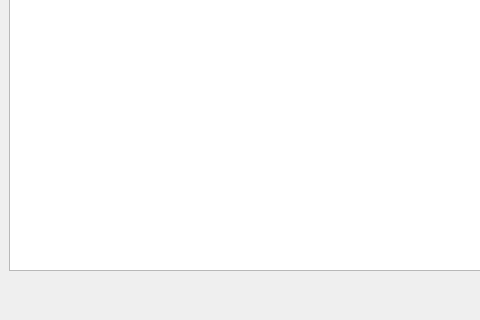
The window that src/ui/icpViewDataDialog.ui (layup/LIMS) describes before a commit, drawn with Qt 5; both pictures show x 0 to 480 and y 202 to 522 of the 808 by 522 pixel window.
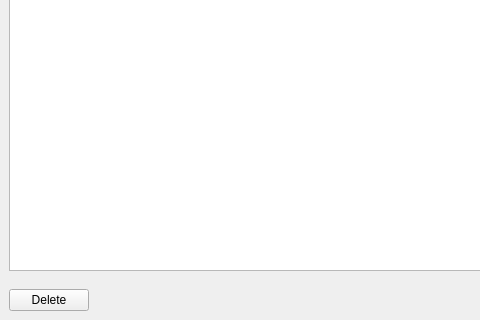
The same window after the commit.

Patch:
```diff
--- a/src/ui/icpViewDataDialog.ui
+++ b/src/ui/icpViewDataDialog.ui
@@ -160,6 +160,13 @@
         </size>
        </property>
        <layout class="QHBoxLayout" name="horizontalLayout">
+        <item>
+         <widget class="QPushButton" name="deleteBtn">
+          <property name="text">
+           <string>Delete</string>
+          </property>
+         </widget>
+        </item>
         <item>
          <spacer name="horizontalSpacer">
           <property name="orientation">
```
